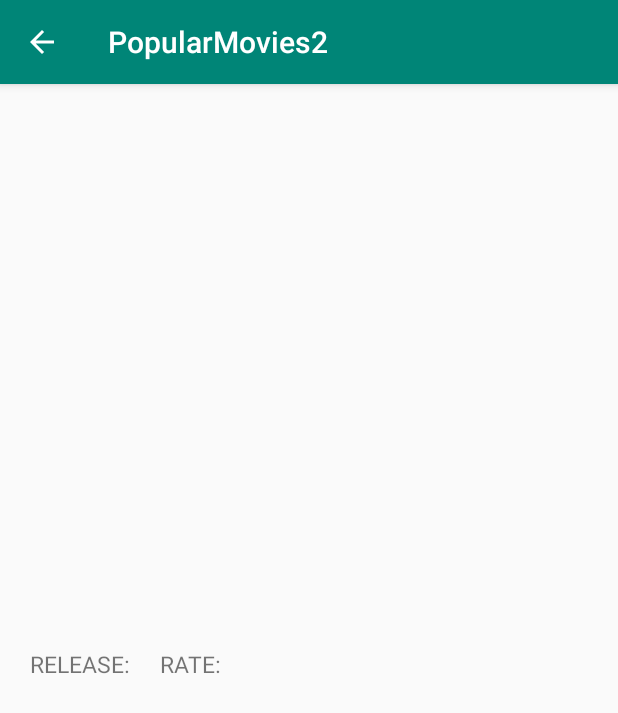
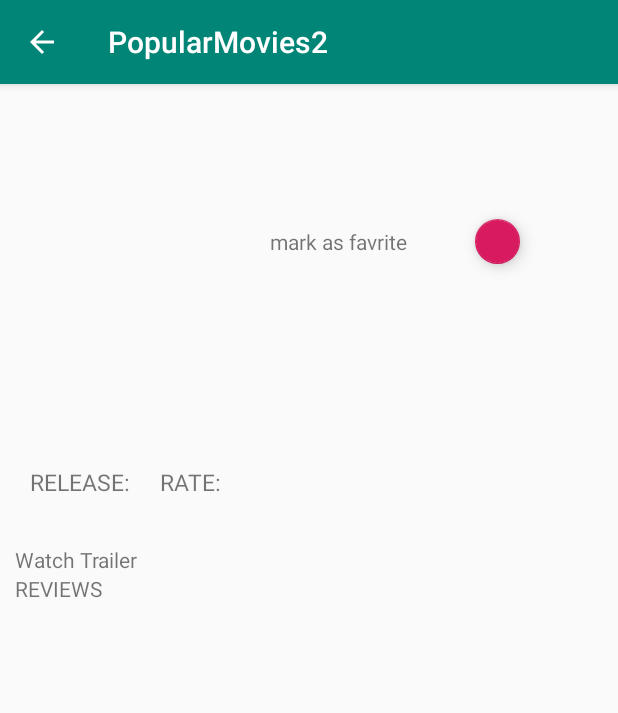
Before and after one commit to clarissaDia/PopularMovies2, an Android app: the DetailActivity screen opened directly, with no data from a screen before it, on a phone screen of 412 x 824 dp. Shown: the top 713 px of the screen. Run offline under Robolectric (Android 15) with nearby library versions, the phone set to English and light mode, and no system bars; our stand-ins replace Picasso, Room's generated code; pictures from the network do not load.

Commit message:
Stage 2: Third commit

```diff
--- a/app/src/main/java/com/example/android/popularmovies2/DetailActivity.java
+++ b/app/src/main/java/com/example/android/popularmovies2/DetailActivity.java
@@ -4,15 +4,19 @@ import android.arch.lifecycle.ViewModelProvider;
 import android.content.Intent;
 import android.net.Uri;
 import android.os.AsyncTask;
+import android.support.design.widget.FloatingActionButton;
 import android.support.v7.app.AppCompatActivity;
 import android.os.Bundle;
+import android.support.v7.widget.GridLayoutManager;
 import android.support.v7.widget.LinearLayoutManager;
 import android.support.v7.widget.RecyclerView;
+import android.view.View;
 import android.widget.ImageView;
 import android.widget.TextView;
 
 import com.example.android.popularmovies2.adapters.ReviewsAdapter;
 import com.example.android.popularmovies2.adapters.TrailersAdapter;
+import com.example.android.popularmovies2.database.AppDataBase;
 import com.example.android.popularmovies2.models.Movies;
 import com.example.android.popularmovies2.models.Reviews;
 import com.example.android.popularmovies2.models.Trailers;
@@ -35,6 +39,10 @@ private ArrayList<Trailers> trailers;
     private RecyclerView mReviewsRecyclerView;
     private ReviewsAdapter mAdapter;
 
+    private AppDataBase mDb;
+
+    private FloatingActionButton favoriteFab;
+    private boolean isClicked;
 
 
 
@@ -60,6 +68,9 @@ private ArrayList<Trailers> trailers;
         reviews = new ArrayList<>();
         mReviewsRecyclerView = (RecyclerView) findViewById(R.id.rv_reviews_detail);
 
+        mDb = AppDataBase.getInstance(this);
+
+
 
         Intent intent = getIntent();
 
@@ -75,13 +86,19 @@ private ArrayList<Trailers> trailers;
             loadTrailers(trailersUrl);
             URL reviewsUrl = NetworkUtils.buildReviews(movieId);
             loadReviews(reviewsUrl);
+            favoriteFab = findViewById(R.id.fab_favorite);
+            favoriteFab.setOnClickListener(new View.OnClickListener() {
+                @Override
+                public void onClick(View v) {
+
+                }
+            });
 
 
         }
 
 
-        LinearLayoutManager trailersLayoutManager = new LinearLayoutManager(this, LinearLayoutManager.VERTICAL,
-                false);
+        GridLayoutManager trailersLayoutManager = new GridLayoutManager(this,2);
         mTrailersRecyclerView.setLayoutManager(trailersLayoutManager);
         mTrailersRecyclerView.setHasFixedSize(true);
 
@@ -94,6 +111,9 @@ private ArrayList<Trailers> trailers;
 
 
     }
+
+
+
     public void loadTrailers (URL url){
         new fetchTrailers().execute(url);
 
@@ -162,4 +182,9 @@ private ArrayList<Trailers> trailers;
 
         }
     }
+
+
+
+
+
     }
--- /dev/null
+++ b/app/src/main/java/com/example/android/popularmovies2/database/AppDataBase.java
@@ -0,0 +1,32 @@
+package com.example.android.popularmovies2.database;
+
+import android.arch.persistence.room.Database;
+import android.arch.persistence.room.Room;
+import android.arch.persistence.room.RoomDatabase;
+import android.content.Context;
+import android.util.Log;
+
+import com.example.android.popularmovies2.models.Movies;
+
+@Database(entities = {Movies.class}, version = 1, exportSchema = false)
+public abstract class AppDataBase extends RoomDatabase {
+    private static final String LOG_TAG = AppDataBase.class.getSimpleName();
+    private static final Object LOCK = new Object();
+    private static final String DATABASE_NAME = "favorite_movies";
+    private static AppDataBase sInstance;
+
+    public static AppDataBase getInstance(Context context){
+        if (sInstance == null){
+            synchronized (LOCK){
+                Log.d(LOG_TAG, "Creating new database instance");
+                sInstance = Room.databaseBuilder(context.getApplicationContext(),
+                AppDataBase.class, AppDataBase.DATABASE_NAME)
+                        .build();
+
+            }
+        }
+        Log.d(LOG_TAG, "Getting the database instance");
+        return sInstance;
+    }
+public abstract MoviesDao moviesDao();
+}
--- /dev/null
+++ b/app/src/main/java/com/example/android/popularmovies2/database/MoviesDao.java
@@ -0,0 +1,29 @@
+package com.example.android.popularmovies2.database;
+
+import android.arch.lifecycle.LiveData;
+import android.arch.persistence.room.Dao;
+import android.arch.persistence.room.Delete;
+import android.arch.persistence.room.Insert;
+import android.arch.persistence.room.OnConflictStrategy;
+import android.arch.persistence.room.Query;
+
+import com.example.android.popularmovies2.models.Movies;
+
+import java.util.List;
+
+@Dao
+public interface MoviesDao {
+
+    @Insert(onConflict = OnConflictStrategy.REPLACE)
+    void addMovie (Movies movies);
+
+    @Query("Delete FROM movies_table WHERE movie_id = :movieId")
+    void removeMovie (int movieId);
+
+    @Query("SELECT * FROM movies_table ORDER BY movie_id")
+    LiveData<List<Movies>> getAllMovies();
+
+    @Query("SELECT * FROM movies_table WHERE movie_id = :movieId")
+    LiveData<Movies> getMovie (int movieId);
+
+}
--- a/app/src/main/java/com/example/android/popularmovies2/models/Reviews.java
+++ b/app/src/main/java/com/example/android/popularmovies2/models/Reviews.java
@@ -45,6 +45,7 @@ public class Reviews implements Parcelable {
             return new Reviews[i];
         }
     };
+
 public String getAuthor (){
     return mAuthor;
 }
--- a/app/src/main/res/layout/activity_detail.xml
+++ b/app/src/main/res/layout/activity_detail.xml
@@ -1,4 +1,5 @@
 <?xml version="1.0" encoding="utf-8"?>
+
 <ScrollView xmlns:android="http://schemas.android.com/apk/res/android"
     xmlns:tools="http://schemas.android.com/tools"
     android:layout_width="match_parent"
@@ -13,13 +14,34 @@
         android:orientation="vertical"
         tools:context=".DetailActivity">
 
+    <LinearLayout
+        android:layout_width="match_parent"
+        android:layout_height="wrap_content"
+        android:orientation="horizontal">
+
         <ImageView
             android:id="@+id/iv_detail_image"
             android:layout_width="@dimen/detail_image_width"
             android:layout_height="@dimen/detail_image_height"
+            android:layout_marginTop="@dimen/activity_margin"
+            />
+
+        <TextView
+            android:layout_width="wrap_content"
+            android:layout_height="wrap_content"
+            android:text="mark as favrite"
             android:layout_gravity="center"
-            android:layout_marginTop="@dimen/activity_margin" />
+            android:layout_margin="20dp"/>
 
+        <android.support.design.widget.FloatingActionButton
+            android:id="@+id/fab_favorite"
+            android:layout_width="30dp"
+            android:layout_height="30dp"
+            android:layout_gravity="center"
+            android:layout_margin="25dp">
+        </android.support.design.widget.FloatingActionButton>
+
+    </LinearLayout>
         <TextView
             android:id="@+id/tv_title"
             android:layout_width="wrap_content"
@@ -28,16 +50,8 @@
             android:textSize="@dimen/title_text_size"
             android:textStyle="bold" />
 
-        <TextView
-            android:id="@+id/tv_synopsis"
-            android:layout_width="match_parent"
-            android:layout_height="wrap_content"
-            android:layout_marginLeft="@dimen/activity_margin"
-            android:layout_marginRight="@dimen/activity_margin"
-            android:textSize="@dimen/text_size" />
-
         <LinearLayout
-            android:layout_width="match_parent"
+            android:layout_width="wrap_content"
             android:layout_height="wrap_content"
             android:orientation="horizontal">
 
@@ -68,20 +82,37 @@
                 android:layout_width="wrap_content"
                 android:layout_height="wrap_content"
                 android:textSize="@dimen/text_size" />
-
         </LinearLayout>
 
-        <android.support.v7.widget.RecyclerView xmlns:android="http://schemas.android.com/apk/res/android"
+        <TextView
+            android:id="@+id/tv_synopsis"
+            android:layout_width="match_parent"
+            android:layout_height="wrap_content"
+            android:layout_marginLeft="@dimen/activity_margin"
+            android:layout_marginRight="@dimen/activity_margin"
+            android:textSize="@dimen/text_size" />
+
+        <TextView
+            android:layout_width="wrap_content"
+            android:layout_height="wrap_content"
+            android:text="@string/watch_trailer"/>
+
+        <android.support.v7.widget.RecyclerView
             android:id="@+id/rv_trailers_detail"
             android:layout_width="match_parent"
             android:layout_height="wrap_content">
         </android.support.v7.widget.RecyclerView>
 
+        <TextView
+            android:layout_width="match_parent"
+            android:layout_height="wrap_content"
+            android:text="Reviews"
+            android:textAllCaps="true"/>
+
         <android.support.v7.widget.RecyclerView
             android:id="@+id/rv_reviews_detail"
             android:layout_width="match_parent"
             android:layout_height="wrap_content">
-
         </android.support.v7.widget.RecyclerView>
     </LinearLayout>
 </ScrollView>
--- a/app/src/main/res/values/dimens.xml
+++ b/app/src/main/res/values/dimens.xml
@@ -2,9 +2,9 @@
 <resources>
     <dimen name="title_text_size">25sp</dimen>
     <dimen name="activity_margin">10dp</dimen>
-    <dimen name="image_width">150dp</dimen>
-    <dimen name="image_height">200dp</dimen>
+    <dimen name="image_width">200dp</dimen>
+    <dimen name="image_height">300dp</dimen>
     <dimen name="text_size">15sp</dimen>
-    <dimen name="detail_image_width">200dp</dimen>
-    <dimen name="detail_image_height">300dp</dimen>
+    <dimen name="detail_image_width">150dp</dimen>
+    <dimen name="detail_image_height">200dp</dimen>
 </resources>
--- a/build.gradle
+++ b/build.gradle
@@ -7,7 +7,7 @@ buildscript {
         jcenter()
     }
     dependencies {
-        classpath 'com.android.tools.build:gradle:3.2.1'
+        classpath 'com.android.tools.build:gradle:3.3.1'
 
 
         // NOTE: Do not place your application dependencies here; they belong
```
Also changed, not shown: app/build.gradle (+9 -0 lines), app/src/main/java/com/example/android/popularmovies2/adapters/ReviewsAdapter.java (+12 -9 lines), app/src/main/java/com/example/android/popularmovies2/database/DetailViewModel.java (added, +20 -0 lines), app/src/main/java/com/example/android/popularmovies2/database/DetailViewModelFactory.java (added, +22 -0 lines), app/src/main/java/com/example/android/popularmovies2/database/MoviesExecutor.java (added, +30 -0 lines), app/src/main/java/com/example/android/popularmovies2/database/MoviesViewModel.java (added, +24 -0 lines), app/src/main/java/com/example/android/popularmovies2/models/Movies.java (+22 -0 lines), app/src/main/res/layout/reviews_list_item.xml (+7 -2 lines), app/src/main/res/layout/trailers_list_item.xml (+13 -17 lines), gradle/wrapper/gradle-wrapper.properties.
